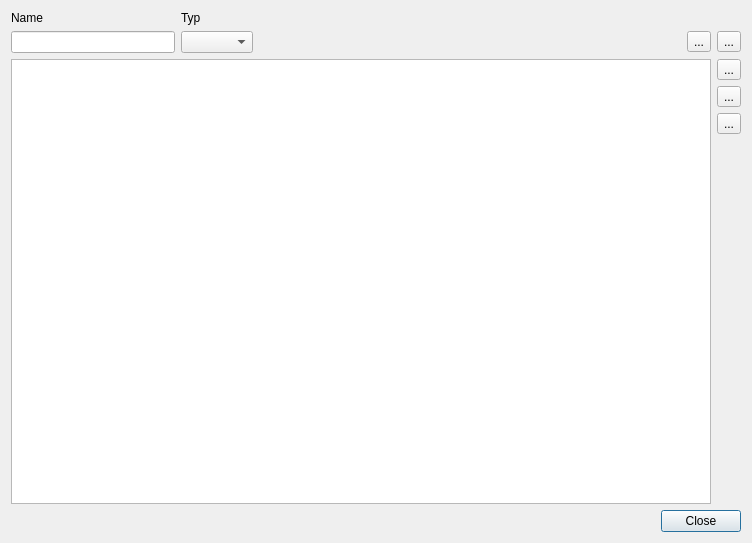
Old version of the form ui/qmfiledialog.ui in the repository Christian-Kr/QualificationMatrix.
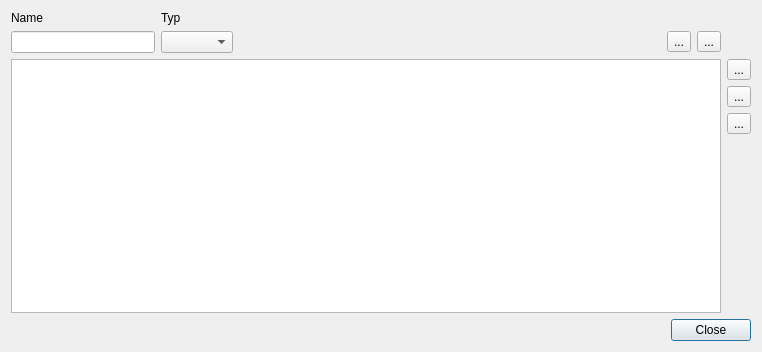
New version of the form. Icons and pictures are not drawn.

Commit message: Make certificate dialog callable

Patch:
```diff
--- a/ui/qmfiledialog.ui
+++ b/ui/qmfiledialog.ui
@@ -6,15 +6,15 @@
    <rect>
     <x>0</x>
     <y>0</y>
-    <width>752</width>
-    <height>543</height>
+    <width>762</width>
+    <height>352</height>
    </rect>
   </property>
   <property name="windowTitle">
    <string>Dateien</string>
   </property>
-  <layout class="QVBoxLayout" name="verticalLayout_2">
-   <item>
+  <layout class="QGridLayout" name="gridLayout_2">
+   <item row="0" column="0">
     <layout class="QGridLayout" name="gridLayout">
      <item row="0" column="0">
       <widget class="QLabel" name="label">
@@ -85,12 +85,10 @@
      </item>
     </layout>
    </item>
-   <item>
-    <layout class="QHBoxLayout" name="horizontalLayout">
-     <item>
+   <item row="1" column="0">
       <widget class="QTableView" name="tvFiles"/>
      </item>
-     <item>
+   <item row="1" column="1">
       <layout class="QVBoxLayout" name="verticalLayout">
        <item>
         <widget class="QToolButton" name="tbAdd">
@@ -158,9 +156,7 @@
        </item>
       </layout>
      </item>
-    </layout>
-   </item>
-   <item>
+   <item row="2" column="0" colspan="2">
     <widget class="QDialogButtonBox" name="buttonBox">
      <property name="orientation">
       <enum>Qt::Horizontal</enum>
```
Lines whose indentation alone changed are shown as unchanged. The commit also changes 5 other files.
